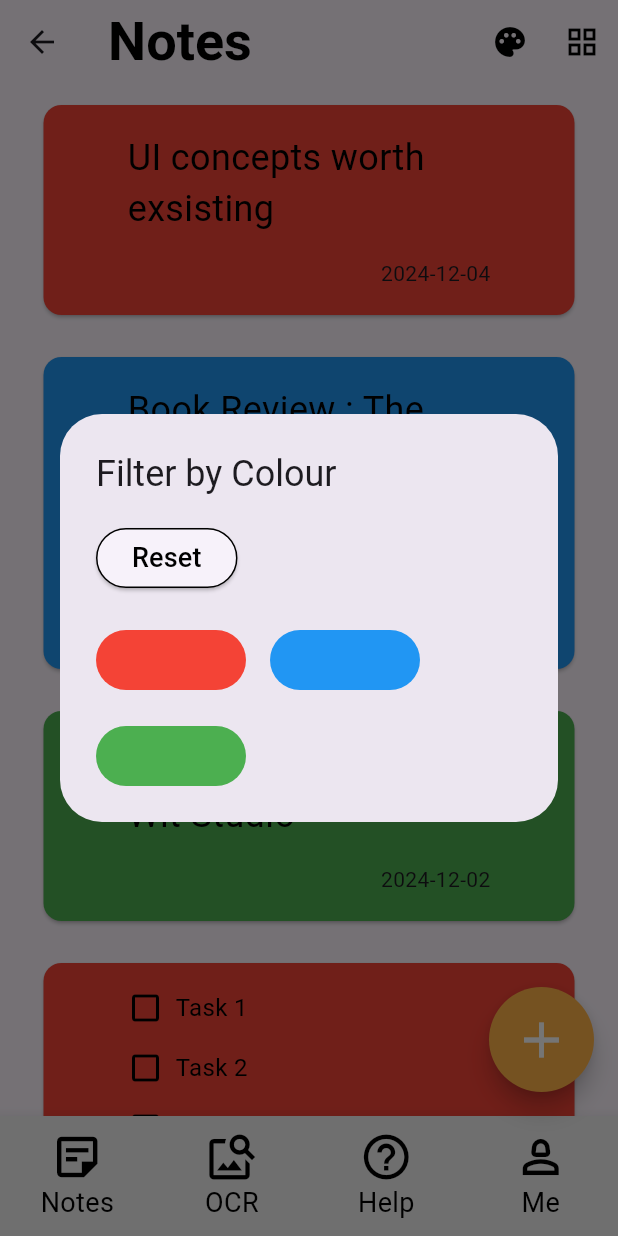
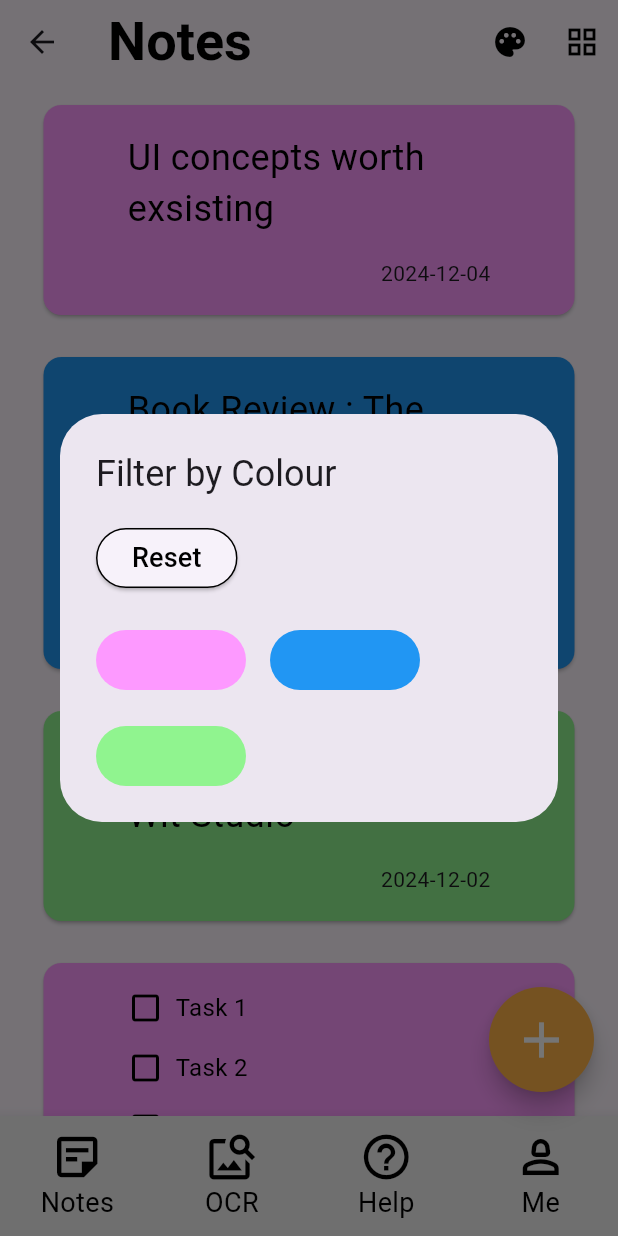
Before and after one commit to Albericoeduardo/HaBIT-Note, a Flutter app: the HomePage screen opened directly, after a tap on the "palette" icon, on a phone screen of 412 x 824 dp. Run offline on Flutter 3.47's test engine with Material 3 defaults, Android fonts, the light colour scheme and no system bars; our stand-ins replace flutter_svg.

Commit message:
fix: update color values

```diff
--- a/lib/Scenes/HomePage/home_page_view.dart
+++ b/lib/Scenes/HomePage/home_page_view.dart
@@ -17,7 +17,7 @@ class _HomePageState extends State<HomePage> {
     {
       'title': 'UI concepts worth exsisting',
       'description': 'Description for Note 1',
-      'color': Colors.red,
+      'color': const Color.fromARGB(255, 253, 153, 255),
       'date': DateTime.now(),
       'type': 'note',
     },
@@ -31,7 +31,7 @@ class _HomePageState extends State<HomePage> {
     {
       'title': 'Animes produced by Wit Studio',
       'description': 'Description for Note 3',
-      'color': Colors.green,
+      'color': const Color.fromARGB(255, 144, 244, 143),
       'date': DateTime.now().subtract(const Duration(days: 2)),
       'type': 'note',
     },
@@ -55,7 +55,7 @@ class _HomePageState extends State<HomePage> {
           'completed': false
         }
       ],
-      'color': Colors.red,
+      'color': const Color.fromARGB(255, 253, 153, 255),
       'date': DateTime.now(),
       'type': 'todo',
     },
@@ -86,14 +86,14 @@ class _HomePageState extends State<HomePage> {
           'completed': false
         }
       ],
-      'color': Colors.green,
+      'color': const Color.fromARGB(255, 144, 244, 143),
       'date': DateTime.now().subtract(const Duration(days: 2)),
       'type': 'todo',
     },
     {
       'title': 'Animes produced by Wit Studio',
       'description': 'Description for Note 3',
-      'color': Colors.green,
+      'color': const Color.fromARGB(255, 144, 244, 143),
       'date': DateTime.now().subtract(const Duration(days: 2)),
       'type': 'note',
     },
@@ -395,14 +395,14 @@ class _HomePageState extends State<HomePage> {
                     children: [
                       GestureDetector(
                         onTap: () {
-                          filterNotesByColor(Colors.red);
+                          filterNotesByColor(const Color.fromARGB(255, 253, 153, 255));
                           Navigator.of(context).pop();
                         },
                         child: Container(
                           width: 100,
                           height: 40,
                           decoration: BoxDecoration(
-                            color: Colors.red,
+                            color: const Color.fromARGB(255, 253, 153, 255),
                             borderRadius: BorderRadius.circular(24),
                           ),
                         ),
@@ -423,14 +423,14 @@ class _HomePageState extends State<HomePage> {
                       ),
                       GestureDetector(
                         onTap: () {
-                          filterNotesByColor(Colors.green);
+                          filterNotesByColor(const Color.fromARGB(255, 144, 244, 143));
                           Navigator.of(context).pop();
                         },
                         child: Container(
                           width: 100,
                           height: 40,
                           decoration: BoxDecoration(
-                            color: Colors.green,
+                            color: const Color.fromARGB(255, 144, 244, 143),
                             borderRadius: BorderRadius.circular(24),
                           ),
                         ),
```
